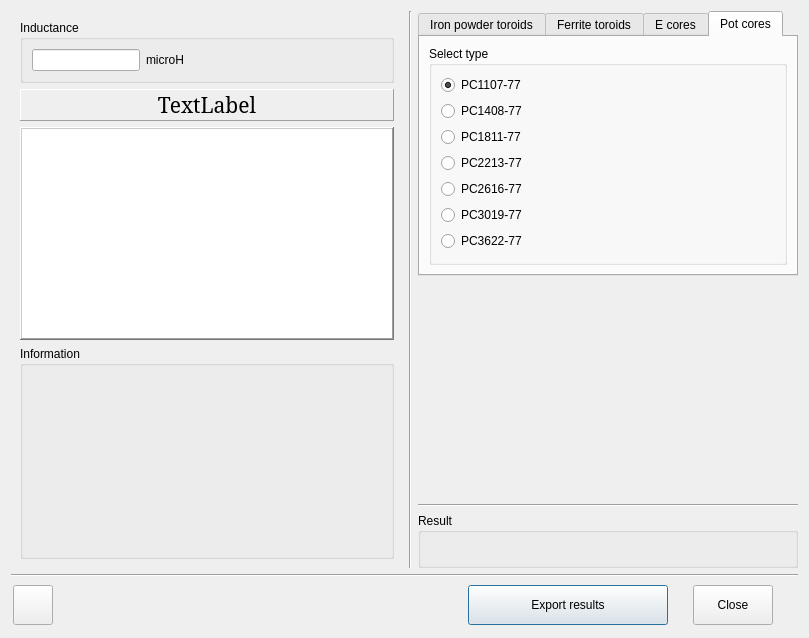
Before: the Qt Designer form amidon.ui in radioacoustick/Coil64, drawn with Qt 5.
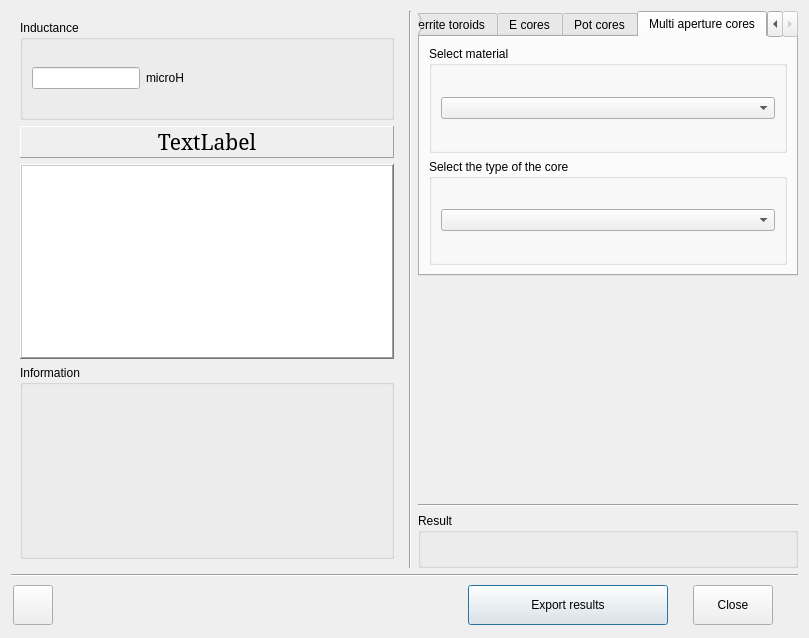
After: the same form once the commit is applied. Icons and pictures are not drawn.

```diff
--- a/amidon.ui
+++ b/amidon.ui
@@ -128,7 +128,7 @@
         <item>
          <widget class="QGraphicsView" name="graphArea">
           <property name="sizePolicy">
-           <sizepolicy hsizetype="Expanding" vsizetype="Expanding">
+           <sizepolicy hsizetype="Expanding" vsizetype="Preferred">
             <horstretch>0</horstretch>
             <verstretch>0</verstretch>
            </sizepolicy>
@@ -156,7 +156,7 @@
         <item>
          <widget class="QGroupBox" name="groupBox_info">
           <property name="sizePolicy">
-           <sizepolicy hsizetype="Preferred" vsizetype="Expanding">
+           <sizepolicy hsizetype="Preferred" vsizetype="Preferred">
             <horstretch>0</horstretch>
             <verstretch>0</verstretch>
            </sizepolicy>
@@ -168,7 +168,7 @@
            <item>
             <widget class="QLabel" name="label_info">
              <property name="sizePolicy">
-              <sizepolicy hsizetype="Preferred" vsizetype="MinimumExpanding">
+              <sizepolicy hsizetype="Preferred" vsizetype="Preferred">
                <horstretch>0</horstretch>
                <verstretch>0</verstretch>
               </sizepolicy>
@@ -223,7 +223,7 @@
           </sizepolicy>
          </property>
          <property name="currentIndex">
-          <number>3</number>
+          <number>4</number>
          </property>
          <widget class="QWidget" name="tab_airon_tor">
           <attribute name="title">
@@ -409,6 +409,37 @@
            </item>
           </layout>
          </widget>
+         <widget class="QWidget" name="tab_bn">
+          <attribute name="title">
+           <string>Multi aperture cores</string>
+          </attribute>
+          <layout class="QVBoxLayout" name="verticalLayout_11">
+           <item>
+            <widget class="QGroupBox" name="groupBox_bn_m">
+             <property name="title">
+              <string>Select material</string>
+             </property>
+             <layout class="QVBoxLayout" name="verticalLayout_12">
+              <item>
+               <widget class="QComboBox" name="comboBox_bn_m"/>
+              </item>
+             </layout>
+            </widget>
+           </item>
+           <item>
+            <widget class="QGroupBox" name="groupBox_bn_t">
+             <property name="title">
+              <string>Select the type of the core</string>
+             </property>
+             <layout class="QVBoxLayout" name="verticalLayout_13">
+              <item>
+               <widget class="QComboBox" name="comboBox_bn_t"/>
+              </item>
+             </layout>
+            </widget>
+           </item>
+          </layout>
+         </widget>
         </widget>
        </item>
        <item>
```
Left out of the diff: 3 changed lines with no effect on the pictures.
